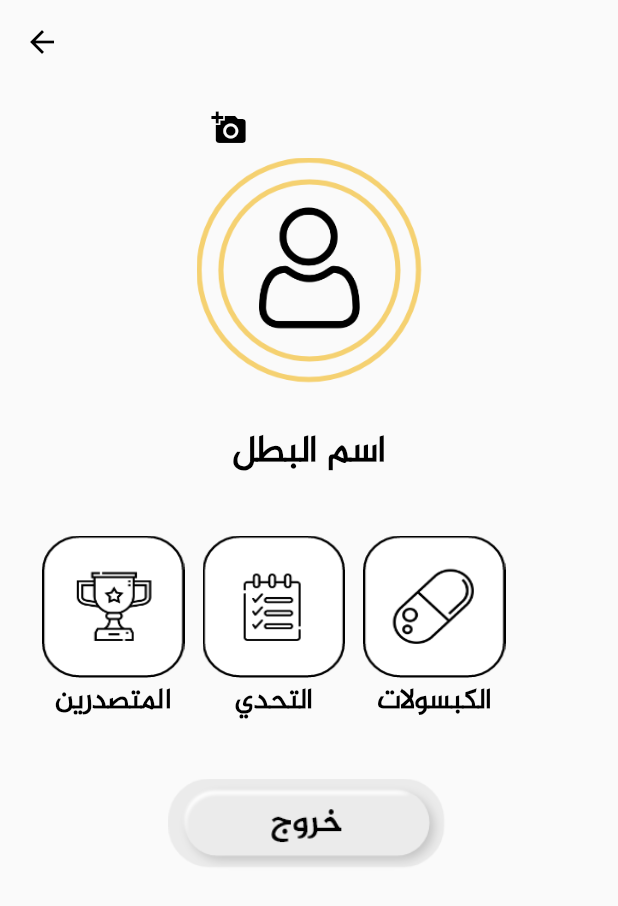
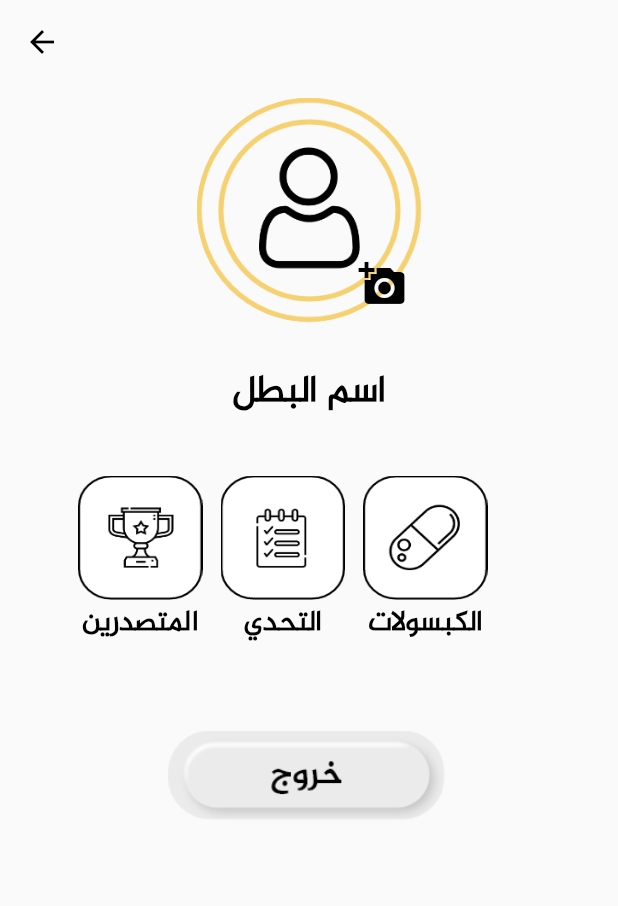
Before and after one commit to sarahMaria7/my-mission, a Flutter app: the TheHomePage screen opened directly, on a phone screen of 412 x 824 dp. Shown: the top 906 px of the screen. Run offline on Flutter 3.47's test engine with Material 2 defaults, Android fonts, the phone set to English and light mode, and no system bars; our stand-ins replace flutter_slidable, material_design_icons_flutter.

Commit message:
add the directory for images

```diff
--- a/lib/main.dart
+++ b/lib/main.dart
@@ -20,7 +20,7 @@ class MyApp extends StatelessWidget {
         visualDensity: VisualDensity.adaptivePlatformDensity,
         fontFamily: "AlJazeera",
       ),
-      home: LeaderBoard(),
+      home: TheHomePage(),
     );
   }
 }
--- a/lib/screens/thehomepage.dart
+++ b/lib/screens/thehomepage.dart
@@ -1,6 +1,6 @@
 import 'package:flutter/material.dart';
-import 'package:image_picker/image_picker.dart';
-import 'dart:io';
+import 'package:material_design_icons_flutter/material_design_icons_flutter.dart';
+//import 'dart:io';
 
 
 class TheHomePage extends StatefulWidget {
@@ -13,22 +13,24 @@ class TheHomePage extends StatefulWidget {
 
 
 class _TheHomePageState extends State<TheHomePage> {
-  File _image;
+  //File _image;
+  //Image _image;
+  String urlavatar = '';
   bool loadPrs = false;
-   _imgFromCamera() async {
-    File image = await ImagePicker.pickImage(
-        source: ImageSource.camera, imageQuality: 50);
+
+  _imgFromGirl()  {
+     String urlavatar1 =  'assets/imageavatar/heroine.jpg';
+
 
     setState(() {
-      _image = image;
+      urlavatar = urlavatar1;
     });
   }
-   _imgFromGallery() async {
-    File image = await ImagePicker.pickImage(
-        source: ImageSource.gallery, imageQuality: 50);
+   _imgFromBoy() {
+    String urlavatar2 = 'assets/imageavatar/hero.jpg';
 
     setState(() {
-      _image = image;
+      urlavatar = urlavatar2;
     });
   }
    //function to choose what we need to do add by camera or bay gallery
@@ -42,17 +44,17 @@ class _TheHomePageState extends State<TheHomePage> {
               child: new Wrap(
                 children: <Widget>[
                   new ListTile(
-                      leading: new Icon(Icons.photo_library),
-                      title: new Text('اضافة من المجلد'),
+                      leading: new Icon(MdiIcons.genderMale),
+                      title: new Text(''),
                       onTap: () {
-                        _imgFromGallery();
+                        _imgFromBoy();
                         Navigator.of(context).pop();
                       }),
                       new ListTile(
-                    leading: new Icon(Icons.photo_camera),
-                    title: new Text('اخذ صورة'),
+                    leading: new Icon(MdiIcons.genderFemale),
+                    title: new Text(''),
                     onTap: () {
-                      _imgFromCamera();
+                      _imgFromGirl();
                       Navigator.of(context).pop();
                     },
                   ),
@@ -76,55 +78,54 @@ class _TheHomePageState extends State<TheHomePage> {
       ),
 
 
+
   body: ListView(
     padding: EdgeInsets.all(9.0),
     scrollDirection: Axis.vertical,
     children: <Widget>[
-      GestureDetector(
-                      onTap: () {
-                        _showPicker(context);
-                      },
-                      child: Align(
-                        alignment: Alignment(-0.3, 0.2),
-                        child: CircleAvatar(
-                          backgroundColor: Colors.transparent,
-                          child: new IconButton(
-                            icon: new Icon(Icons.add_a_photo,
-                                color: Colors.black),
-                            color: Color(0xffFFFFFF),
+      Align(
+        alignment: Alignment.center,
+       child: Stack(
+            children: <Widget>[
+              CircleAvatar(
+                radius: 75,
+            backgroundColor: Colors.transparent,
+                child:  urlavatar == ''?
+                ClipOval(child: Image.asset('assets/images/imageprofile.png', height: 150, width: 150, fit: BoxFit.cover,),):
+                ClipOval(child: Container( height: 150, width: 150,
+                 decoration: BoxDecoration(
+                   image: DecorationImage(
+                 image: AssetImage(urlavatar),
+                 fit: BoxFit.cover,
+                   ),
+                  color: Colors.transparent,
+                  borderRadius: BorderRadius.all(Radius.circular(75)),
+                ),
+               ),),
+              ),
+              Positioned(bottom: 1.0, right: 1.0 ,child: Container(
+                height: 50, width: 50,
+                child: IconButton(icon: Icon(Icons.add_a_photo, color: Colors.black),
+               color: Color(0xffFFFFFF),
+               iconSize: 32.0,
                             //   هنا نبرمج الفاكشن الخاصة باضافة صورة عند الضغط على أيقونة الكامرة
 
-                          onPressed: (){},
-                          ),
-                        ),
-                      ),
-                    ),
- Align(
-                      alignment: Alignment.center,
-                      child: CircleAvatar(
-                        backgroundColor: Colors.transparent,
-                        radius: 75,
-                        child: _image == null
-                            ? ClipRRect(
-                                borderRadius: BorderRadius.circular(50),
-                                child: new Image.asset(
-                                  'assets/images/imageprofile.png',
-                                  //height: 250.0,
-                                  //width: 100.0,
-                                  fit: BoxFit.fill,
-                                ),
-                              )
-                            : ClipRRect(
-                                borderRadius: BorderRadius.circular(50),
-                                child: Image.file(
-                                  _image,
-                                  //height: 250.0,
-                                  //width: 100.0,
-                                  fit: BoxFit.fill,
-                                ),
-                              ),
-                      ),
-                    ),
+                          onPressed: (){
+                               _showPicker(context);
+                          },
+
+                ),
+                decoration: BoxDecoration(
+                  color: Colors.transparent,
+                  borderRadius: BorderRadius.all(Radius.circular(20))
+                ),
+              ))
+            ],
+          ),
+
+      ),
+
+
 
      SizedBox(height: 25.0),
      Text("اسم البطل",
@@ -138,7 +139,7 @@ class _TheHomePageState extends State<TheHomePage> {
           SizedBox(height: 35.0),
           Row(
             children: <Widget>[
-              SizedBox(width: 19.0),
+              SizedBox(width: 43.0),
               Column(
                          children: <Widget>[
            GestureDetector(
@@ -146,8 +147,8 @@ class _TheHomePageState extends State<TheHomePage> {
                       print('ce ceci est un essaie');
                       },
               child: Container(
-                height: 95.0,
-                width: 95.0,
+                height: 83.0,
+                width: 83.0,
                          decoration: BoxDecoration(
              image: DecorationImage(
                image: AssetImage('assets/images/leaderboard.png'),
@@ -176,8 +177,8 @@ class _TheHomePageState extends State<TheHomePage> {
                       print('ce ceci est un essaie');
                       },
               child: Container(
-                height: 95.0,
-                width: 95.0,
+                height: 83.0,
+                width: 83.0,
                          decoration: BoxDecoration(
              image: DecorationImage(
                image: AssetImage('assets/images/chanllenges.png'),
@@ -206,8 +207,8 @@ class _TheHomePageState extends State<TheHomePage> {
                       print('ce ceci est un essaie');
                       },
               child: Container(
-                height: 95.0,
-                width: 95.0,
+                height: 83.0,
+                width: 83.0,
                          decoration: BoxDecoration(
              image: DecorationImage(
                image: AssetImage('assets/images/capsule.png'),
@@ -230,7 +231,7 @@ class _TheHomePageState extends State<TheHomePage> {
               ),
             ],
           ),
-          SizedBox(height: 35.0),
+          SizedBox(height: 55.0),
       Container(
            //width: MeiaQuery.of(context).size.width,
            height: 65.0,
--- a/pubspec.yaml
+++ b/pubspec.yaml
@@ -26,6 +26,8 @@ dependencies:
   flutter_slidable: ^0.5.7
   http: ^0.12.2
   image_picker: ^0.6.7+21
+  material_design_icons_flutter: ^4.0.5755
+  shared_preferences: ^0.5.12+4
 
   # The following adds the Cupertino Icons font to your application.
   # Use with the CupertinoIcons class for iOS style icons.
@@ -63,6 +65,8 @@ flutter:
       - assets/images/imageprofile.png
       - assets/images/exitnopressed.png
       - assets/images/exitpressed.png
+      - assets/imageavatar/heroine.jpg
+      - assets/imageavatar/hero.jpg
   # An image asset can refer to one or more resolution-specific "variants", see
   # https://flutter.dev/assets-and-images/#resolution-aware.
 
```
Also changed, not shown: lib/screens/leaderboard.dart (+27 -38 lines), assets/imageavatar/hero.jpg (added), assets/imageavatar/heroine.jpg (added), pubspec.lock.
